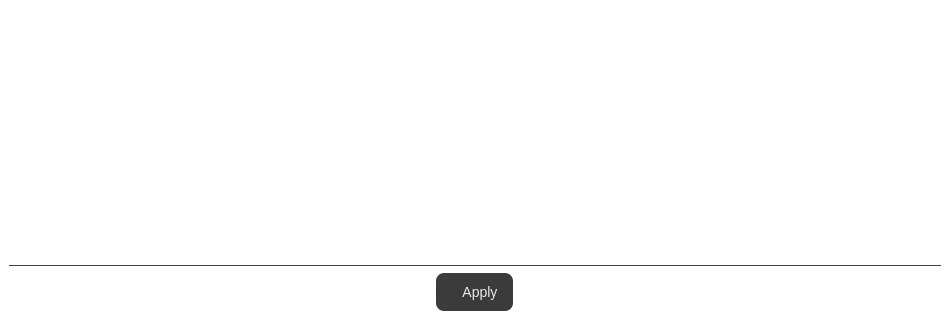
Above: mainwindow.ui from leminlimez/Poster-Chef before the change; both pictures show x 0 to 950 and y 240 to 560 of the 950 by 560 pixel window. Below: the same form after it.
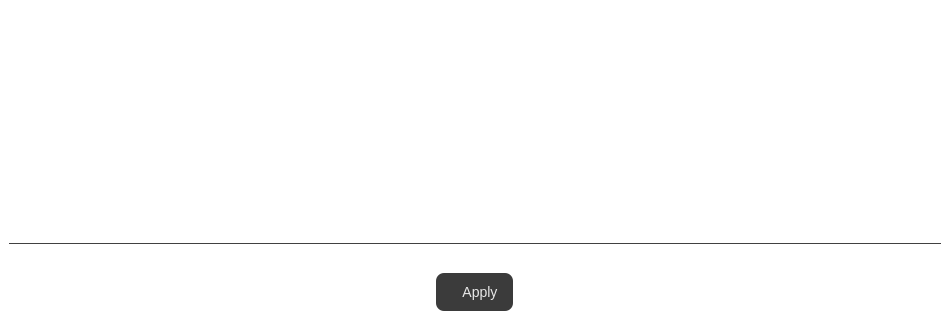
That is the form after the change. The open tabs and pages were chosen to show the change. Icons and pictures are not drawn.

Diff of the .ui file:
```diff
--- a/mainwindow.ui
+++ b/mainwindow.ui
@@ -2048,6 +2048,13 @@
          </property>
         </widget>
        </item>
+       <item>
+        <widget class="QLabel" name="applyStatusLbl">
+         <property name="text">
+          <string notr="true">Apply Status</string>
+         </property>
+        </widget>
+       </item>
        <item>
         <widget class="QWidget" name="bottomBar" native="true">
          <layout class="QHBoxLayout" name="horizontalLayout_2">
```
Left out of the diff: 13 changed lines with no effect on the pictures.
